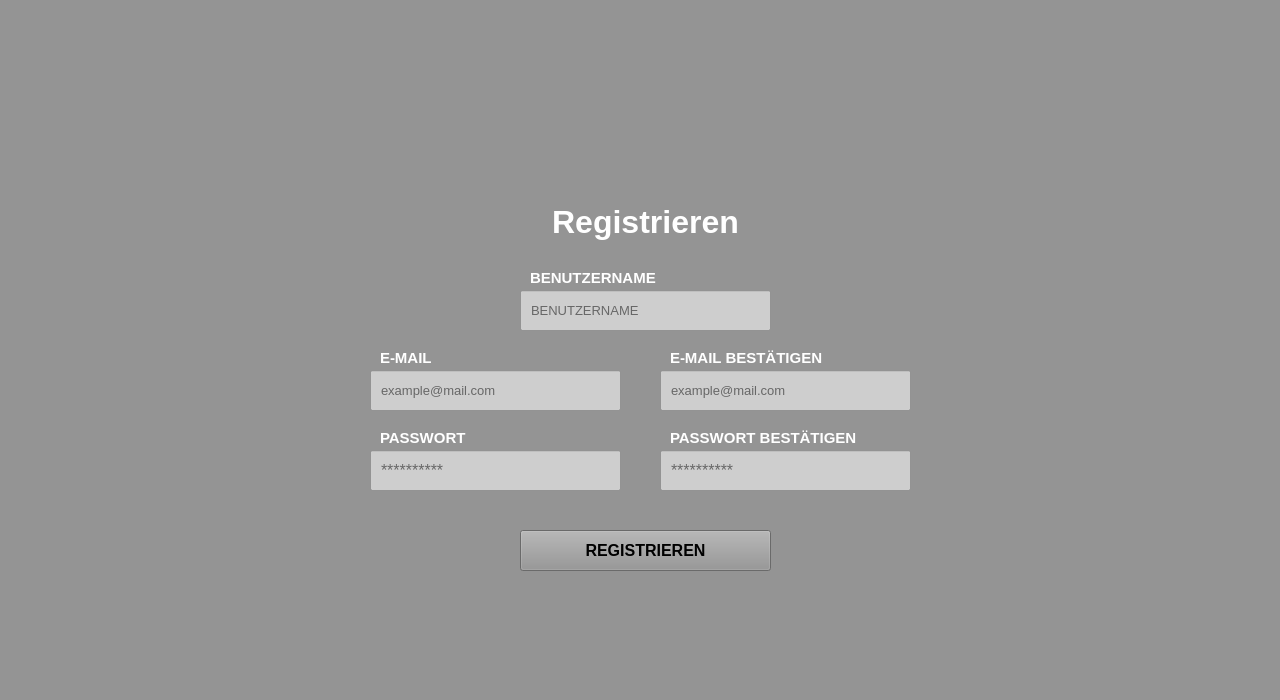
Before: the Qt Designer form ui/registerpage.ui in noobondistrax/YourDailies, drawn with Qt 5.
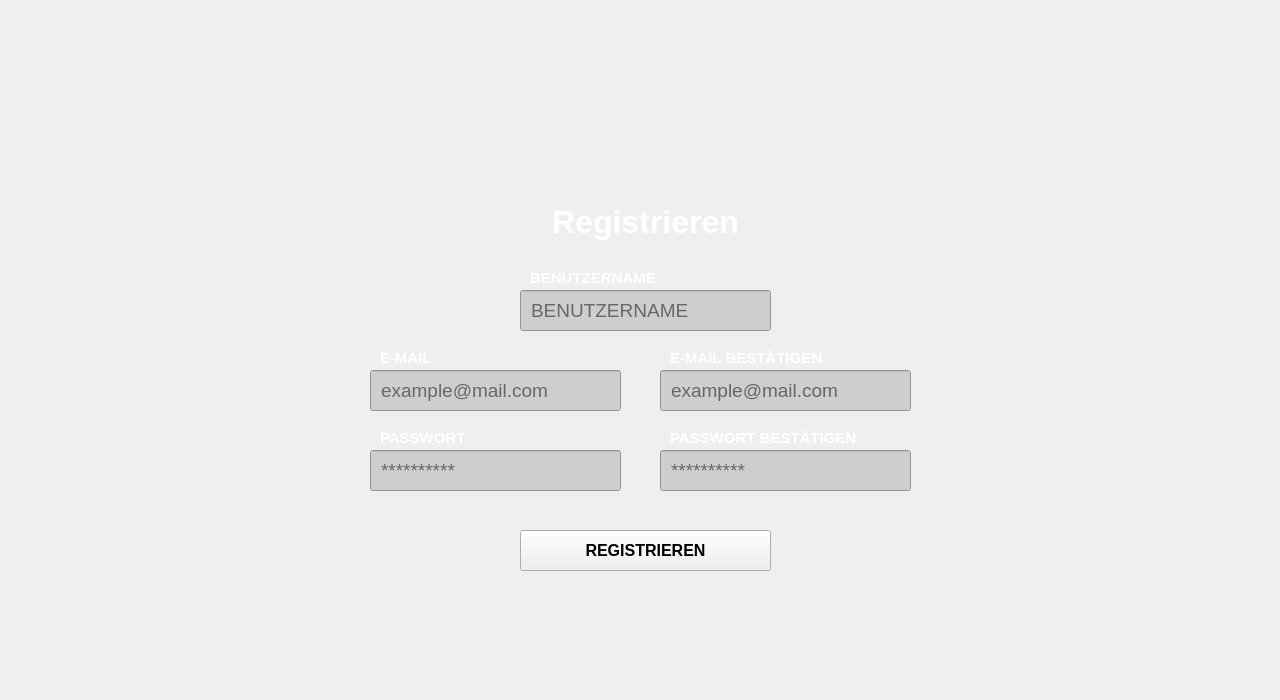
After: the same form once the commit is applied. Icons and pictures are not drawn.

What changed in the file:
```diff
--- a/ui/registerpage.ui
+++ b/ui/registerpage.ui
@@ -14,7 +14,7 @@
    <string>Form</string>
   </property>
   <property name="styleSheet">
-   <string notr="true">background-color: rgb(148, 148, 148);</string>
+   <string notr="true"/>
   </property>
   <widget class="QLabel" name="register_password_label">
    <property name="geometry">
@@ -109,7 +109,8 @@
    </property>
    <property name="font">
     <font>
-     <pointsize>10</pointsize>
+     <pointsize>14</pointsize>
+     <bold>false</bold>
     </font>
    </property>
    <property name="toolTip">
@@ -185,7 +186,8 @@
    </property>
    <property name="font">
     <font>
-     <pointsize>12</pointsize>
+     <pointsize>14</pointsize>
+     <bold>false</bold>
     </font>
    </property>
    <property name="toolTip">
@@ -257,7 +259,8 @@
    </property>
    <property name="font">
     <font>
-     <pointsize>10</pointsize>
+     <pointsize>14</pointsize>
+     <bold>false</bold>
     </font>
    </property>
    <property name="toolTip">
@@ -285,7 +288,8 @@
    </property>
    <property name="font">
     <font>
-     <pointsize>12</pointsize>
+     <pointsize>14</pointsize>
+     <bold>false</bold>
     </font>
    </property>
    <property name="toolTip">
@@ -316,7 +320,8 @@
    </property>
    <property name="font">
     <font>
-     <pointsize>10</pointsize>
+     <pointsize>14</pointsize>
+     <bold>false</bold>
     </font>
    </property>
    <property name="toolTip">
```
Left out of the diff: 8 changed lines with no effect on the pictures.
